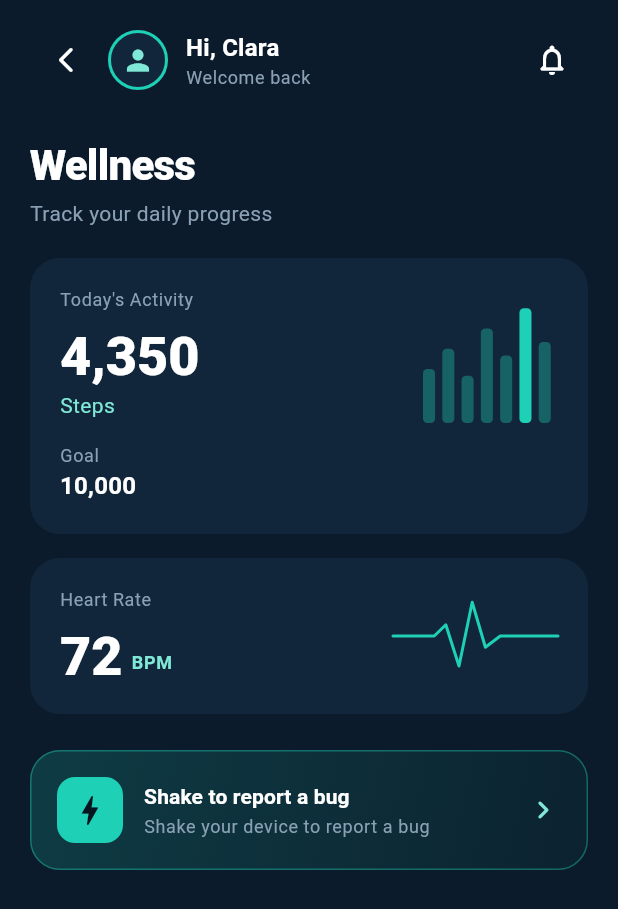
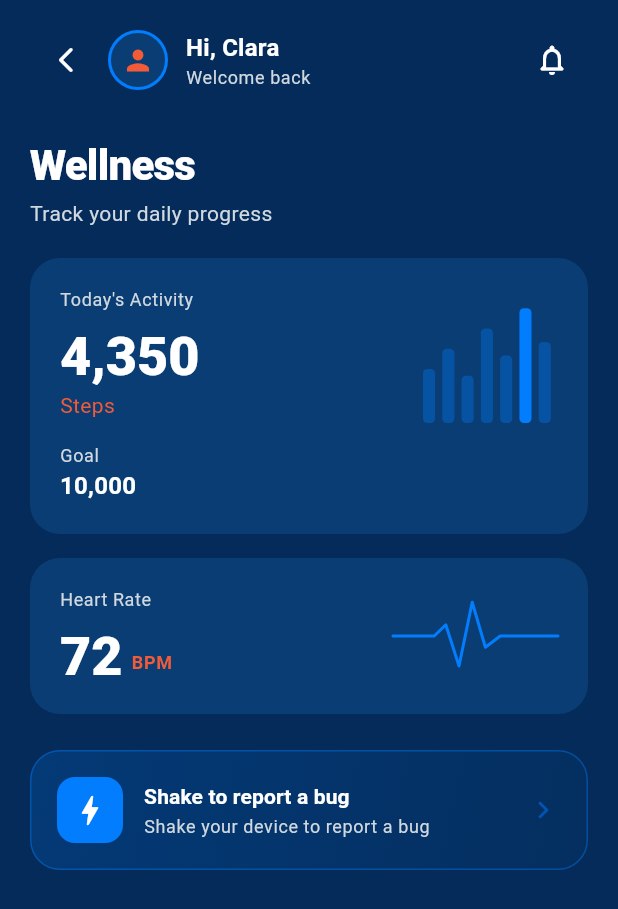
Before and after one commit to Zapientia/zap_bugs, a Flutter app: the screen it shows after launch, on a phone screen of 412 x 824 dp. Shown: the top 909 px of the screen. Run offline on Flutter 3.47's test engine with Material 3 defaults, Android fonts, the phone set to English and light mode, and no system bars; our stand-ins replace package_info_plus, shared_preferences; missing offline and left inert: shake.

Commit message:
refactor: update app theme colors and simplify GitHub feedback initialization
Co-authored-by: Copilot <copilot@github.com>

```diff
--- a/example/lib/app_theme.dart
+++ b/example/lib/app_theme.dart
@@ -1,11 +1,11 @@
 import 'package:flutter/material.dart';
 
-const _brandNavy = Color(0xFF0B1B2B);
-const _brandNavyDeep = Color(0xFF071521);
-const _brandSurface = Color(0xFF11263A);
-const _brandTeal = Color(0xFF1ED0B6);
-const _brandTealSoft = Color(0xFF7FE8D7);
-const _brandTextMuted = Color(0xFF8AA0B4);
+const _brandNavy = Color(0xFF042B59);
+const _brandNavyDeep = Color(0xFF031B36);
+const _brandSurface = Color(0xFF0a3d73);
+const _brandTeal = Color(0xFF027DFD);
+const _brandOrange = Color(0xFFF15B38);
+const _brandBorder = Color(0xFF0553B1);
 
 /// App-level theme for the example.
 ///
@@ -23,16 +23,16 @@ ThemeData buildAppTheme() {
     scaffoldBackgroundColor: _brandNavy,
     colorScheme: const ColorScheme.dark(
       primary: _brandTeal,
-      onPrimary: _brandNavyDeep,
-      secondary: _brandTealSoft,
-      onSecondary: _brandNavyDeep,
+      onPrimary: Colors.white,
+      secondary: _brandBorder,
+      onSecondary: Colors.white,
       surface: _brandSurface,
       onSurface: Colors.white,
-      onSurfaceVariant: _brandTextMuted,
-      error: Color(0xFFFF6B6B),
+      onSurfaceVariant: Color(0xFFD0D8E0),
+      error: _brandOrange,
       onError: Colors.white,
     ),
-    extensions: const [ExampleThemeTokens(primarySoft: _brandTealSoft)],
+    extensions: const [ExampleThemeTokens(primarySoft: _brandOrange)],
     textTheme: textTheme,
     appBarTheme: const AppBarTheme(
       backgroundColor: _brandNavy,
@@ -57,14 +57,15 @@ ThemeData buildAppTheme() {
         fontSize: 20,
       ),
       contentTextStyle: textTheme.bodyMedium?.copyWith(
-        color: _brandTextMuted,
+        color: Color(0xFFD0D8E0),
         fontWeight: FontWeight.w500,
       ),
     ),
     inputDecorationTheme: InputDecorationTheme(
       filled: true,
       fillColor: _brandNavyDeep,
-      hintStyle: const TextStyle(color: _brandTextMuted),
+      hintStyle: const TextStyle(color: Color(0xFFD0D8E0)),
+      labelStyle: const TextStyle(color: Colors.white),
       contentPadding: const EdgeInsets.symmetric(horizontal: 16, vertical: 14),
       border: OutlineInputBorder(
         borderRadius: BorderRadius.circular(14),
@@ -72,19 +73,20 @@ ThemeData buildAppTheme() {
       ),
       enabledBorder: OutlineInputBorder(
         borderRadius: BorderRadius.circular(14),
-        borderSide: const BorderSide(color: Color(0xFF1E3550), width: 1),
+        borderSide: const BorderSide(color: _brandBorder, width: 1),
       ),
       focusedBorder: OutlineInputBorder(
         borderRadius: BorderRadius.circular(14),
-        borderSide: const BorderSide(color: _brandTeal, width: 1.5),
+        borderSide: const BorderSide(color: _brandOrange, width: 1.5),
       ),
     ),
     filledButtonTheme: FilledButtonThemeData(
       style: FilledButton.styleFrom(
         backgroundColor: _brandTeal,
-        foregroundColor: _brandNavyDeep,
+        foregroundColor: Colors.white,
         padding: const EdgeInsets.symmetric(horizontal: 22, vertical: 14),
         textStyle: const TextStyle(
+          color: Colors.white,
           fontWeight: FontWeight.w700,
           fontSize: 14,
           letterSpacing: 0.3,
@@ -94,7 +96,7 @@ ThemeData buildAppTheme() {
     ),
     textButtonTheme: TextButtonThemeData(
       style: TextButton.styleFrom(
-        foregroundColor: _brandTextMuted,
+        foregroundColor: _brandOrange,
         padding: const EdgeInsets.symmetric(horizontal: 18, vertical: 14),
         textStyle: const TextStyle(fontWeight: FontWeight.w600, fontSize: 14),
       ),
```
Also changed, not shown: example/lib/main.dart (+1 -16 lines), example/assets/app_icon.png.
